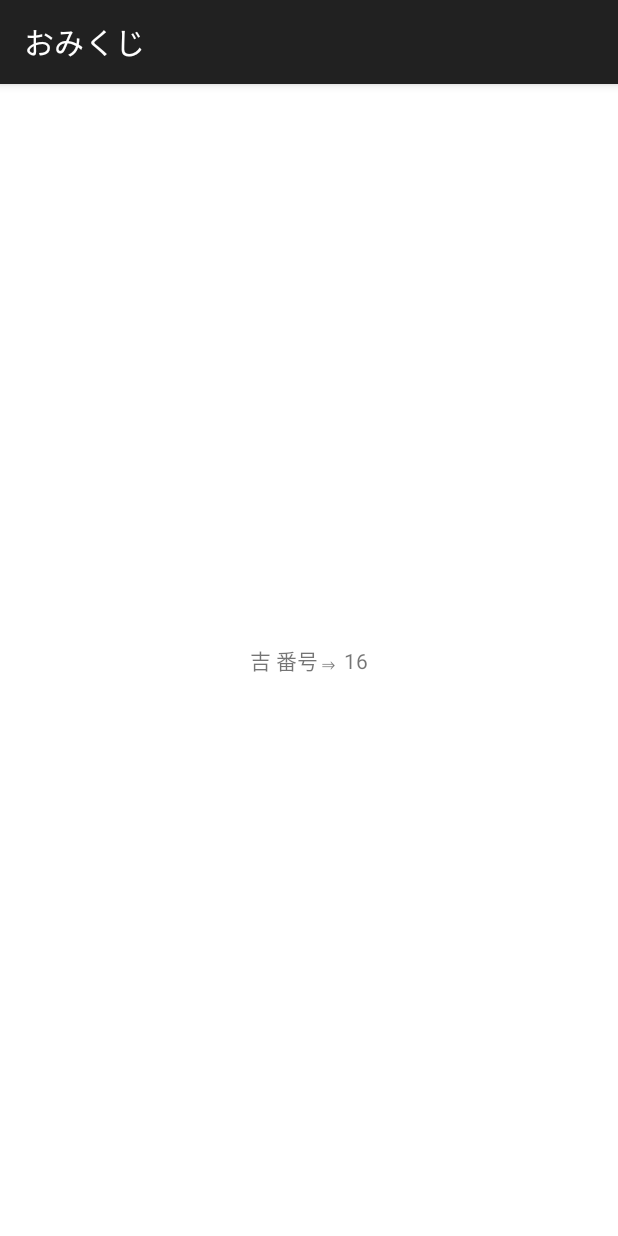
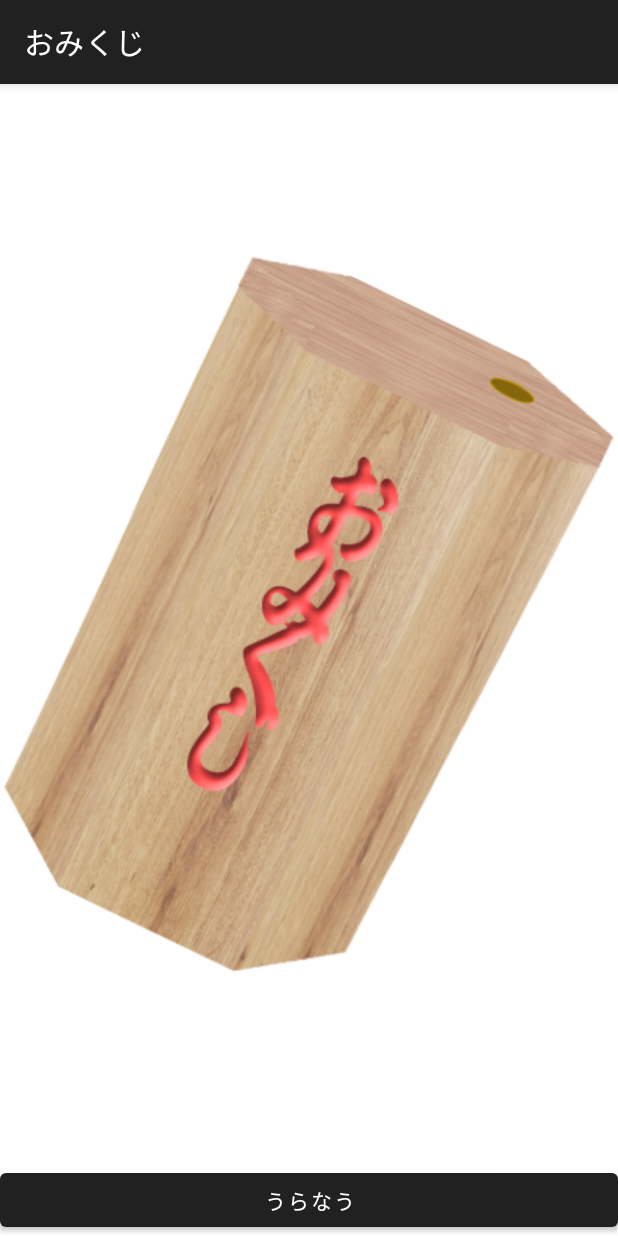
Before and after one commit to xucrt/Android_apps_2023, an Android app: the screen it shows after launch (OmikujiActivity), on a phone screen of 412 x 824 dp. Run offline under Robolectric (Android 15) with nearby library versions, the phone set to English and light mode, and no system bars.

Commit message:
20230702_1st

```diff
--- /dev/null
+++ b/Omijkuji/app/src/main/res/layout/omikuji.xml
@@ -0,0 +1,22 @@
+<?xml version="1.0" encoding="utf-8"?>
+<LinearLayout xmlns:android="http://schemas.android.com/apk/res/android"
+    xmlns:app="http://schemas.android.com/apk/res-auto"
+    android:layout_width="match_parent"
+    android:layout_height="match_parent"
+    android:gravity="center_horizontal|center_vertical"
+    android:orientation="vertical">
+
+    <ImageView
+        android:id="@+id/imageView"
+        android:layout_width="match_parent"
+        android:layout_height="wrap_content"
+        android:layout_weight="1"
+        app:srcCompat="@drawable/omikuji1" />
+
+    <Button
+        android:id="@+id/button"
+        android:layout_width="match_parent"
+        android:layout_height="wrap_content"
+        android:onClick="onButtonClick"
+        android:text="@string/bt_action" />
+</LinearLayout>
--- a/Omijkuji/app/src/main/res/values/strings.xml
+++ b/Omijkuji/app/src/main/res/values/strings.xml
@@ -1,4 +1,5 @@
 <resources>
     <!--P62, アクションバーを表示させるためにthemes.xmlを編集した。-->
     <string name="app_name">おみくじ</string>
+    <string name="bt_action">うらなう</string>
 </resources>
```
Also changed, not shown: Omijkuji/app/src/main/java/jp/wings/nikkeibp/omijkuji/OmikujiActivity.kt (+33 -3 lines), Omijkuji/app/src/main/res/drawable/logo.png (added), Omijkuji/app/src/main/res/drawable/omikuji1.png (added), Omijkuji/app/src/main/res/drawable/omikuji2.png (added), Omijkuji/app/src/main/res/drawable/result1.png (added), Omijkuji/app/src/main/res/drawable/result2.png (added), Omijkuji/app/src/main/res/drawable/result3.png (added).
